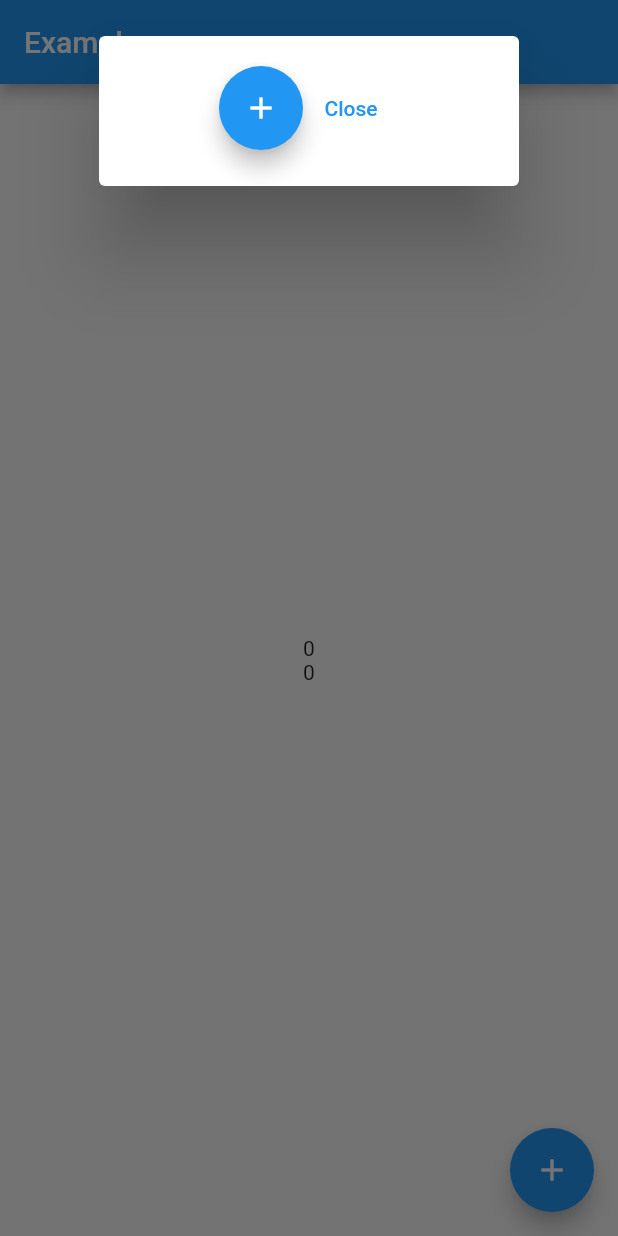
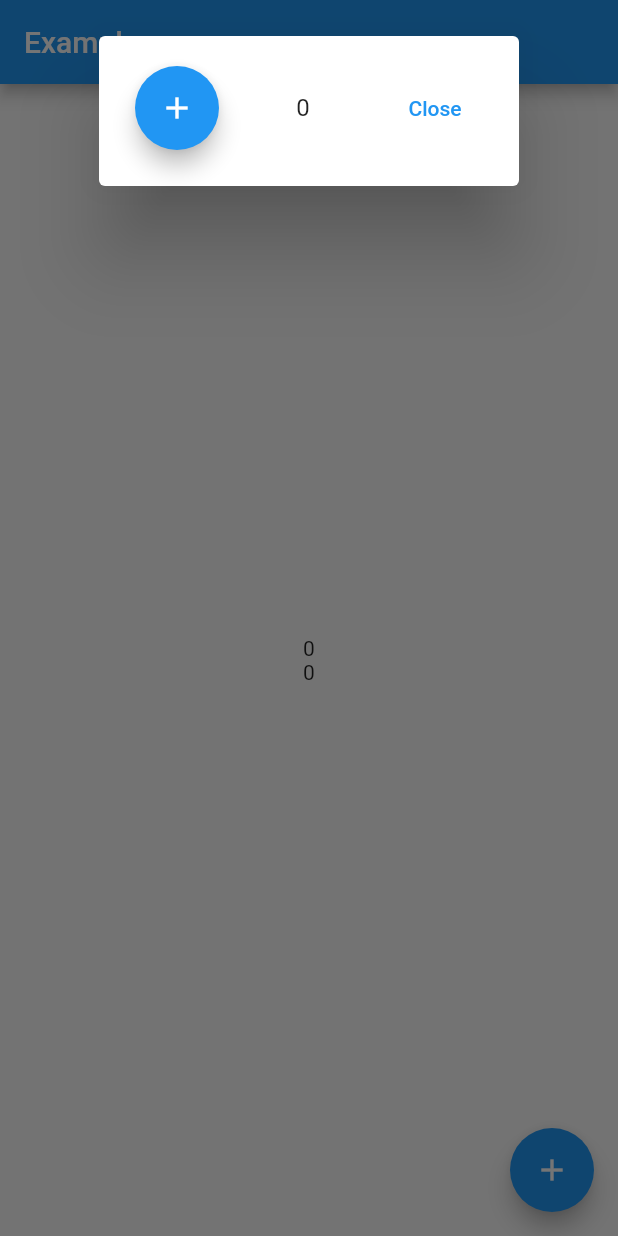
Before and after one commit to DaisukeNagata/riverpod_example, a Flutter app: the screen it shows after launch, after a tap on the "add" icon, on a phone screen of 412 x 824 dp. Run offline on Flutter 3.47's test engine with Material 2 defaults, Android fonts, the phone set to English and light mode, and no system bars; our stand-ins replace hooks_riverpod.

```diff
--- a/lib/mybutton.dart
+++ b/lib/mybutton.dart
@@ -5,11 +5,22 @@ import 'package:riverpod_example/myshowdialog.dart';
 
 class MyButton extends HookConsumerWidget {
 
-  var counter = Counter();
-
+  Counter? counter = Counter();
+  late var c = counter ?? Counter();
   @override
   Widget build(BuildContext context, WidgetRef ref) {
-
+    /*
+      example
+      How to discard the Counter class and regenerate it,
+      in this case you can process it by using Future and making it asynchronous
+    */
+    counter = ref.watch(c.counterStateProvider) > 5 ? null : counter;
+    counter = ref.watch(counterProvider) > 6 ? c : counter;
+    if (counter == null) {
+      Future(() {
+        ref.read(c.counterStateProvider.state).state = 0;
+      });
+    }
     return MaterialApp(
       home: Scaffold(
         appBar: AppBar(title: Text('Example')),
@@ -18,13 +29,13 @@ class MyButton extends HookConsumerWidget {
             mainAxisSize: MainAxisSize.min,
             children: [
               Text(ref.watch(counterProvider).toString()),
-              Text(ref.watch(counter.counterStateProvider).toString()),
+              counter == null ? Text("") : Text(ref.watch(c.counterStateProvider).toString()),
             ],
           )
         ),
         floatingActionButton: FloatingActionButton(
           onPressed: () {
-            MyDialog().showMyDialog(context, ref, counter);
+            MyDialog().showMyDialog(context,ref,c);
           },
           tooltip: 'Increment',
           child: Icon(Icons.add),
--- a/lib/myshowdialog.dart
+++ b/lib/myshowdialog.dart
@@ -5,27 +5,29 @@ import 'package:hooks_riverpod/hooks_riverpod.dart';
 import 'mycounter.dart';
 
 class MyDialog {
-  Future<void> showMyDialog(BuildContext context, WidgetRef ref, Counter counter) async {
-    showDialog<void>(
+  showMyDialog(BuildContext context, WidgetRef ref, Counter counter) {
+    showDialog(
       context: context,
       barrierDismissible: false,
       builder: (BuildContext context) {
+        return StatefulBuilder(
+          builder: (context, setState) {
             return AlertDialog(
               alignment: Alignment.topCenter,
               content: Row(
-            mainAxisAlignment: MainAxisAlignment.center,
+                mainAxisAlignment: MainAxisAlignment.spaceBetween,
                 children: [
                   FloatingActionButton(
                     onPressed: () {
-                  ref.watch(counterProvider);
+                      setState(() {
                           ref.read(counterProvider.notifier).state++;
-
-                  ref.watch(counter.counterStateProvider);
                           ref.read(counter.counterStateProvider.state).state++;
+                      });
                     },
                     tooltip: 'Increment',
                     child: Icon(Icons.add),
                   ),
+                  Text(ref.watch(counterProvider).toString()),
                   TextButton(
                     child: Text('Close'),
                     onPressed: () {
@@ -37,5 +39,7 @@ class MyDialog {
             );
           },
         );
+      },
+    );
   }
 }
```
Lines whose indentation alone changed are shown as unchanged.
